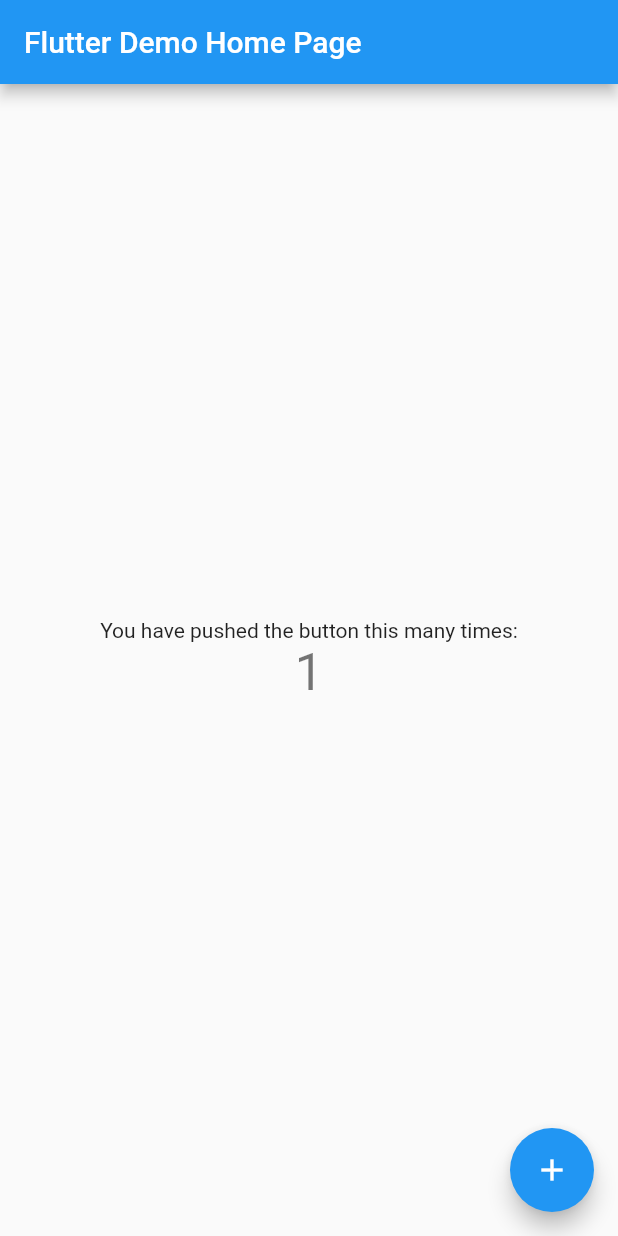
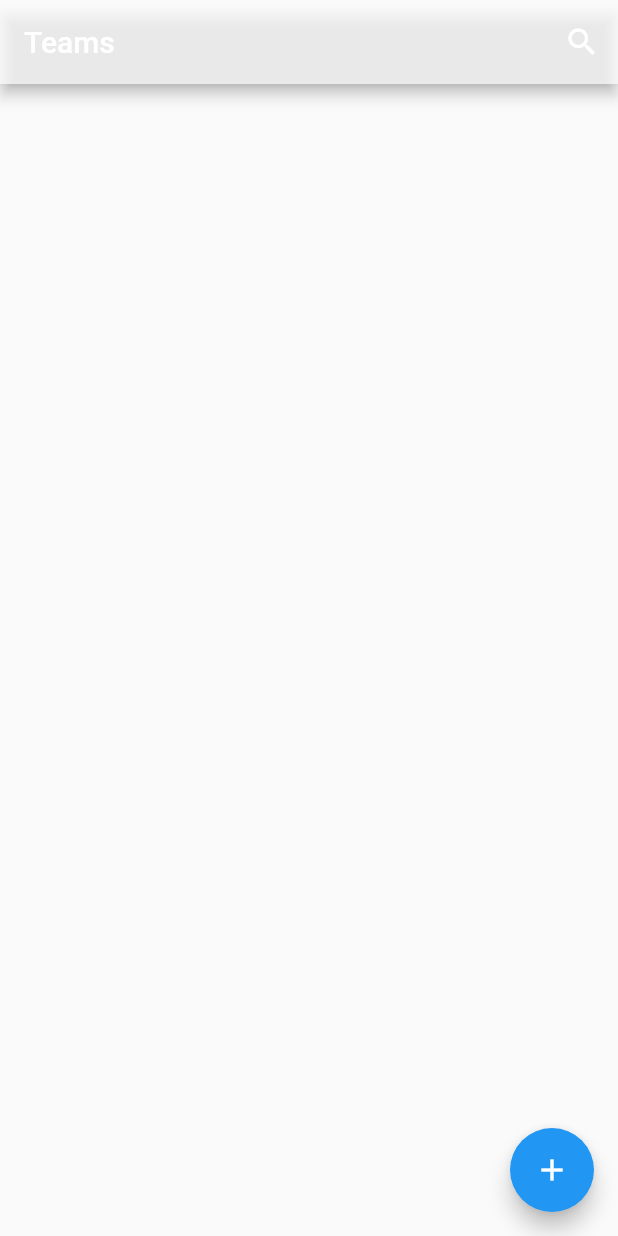
Before and after one commit to p1r2a3v4e5e6n7/teams_members, a Flutter app: the screen it shows after launch, after a tap on the "add" icon, on a phone screen of 412 x 824 dp. Run offline on Flutter 3.47's test engine with Material 2 defaults, Android fonts, the light colour scheme and no system bars.

Commit message:
remove code

```diff
--- a/lib/main.dart
+++ b/lib/main.dart
@@ -10,36 +10,17 @@
   // This widget is the root of your application.
   @override
   Widget build(BuildContext context) {
-    return MaterialApp(
+    return const MaterialApp(
+      debugShowCheckedModeBanner: false,
       title: 'Flutter Demo',
-      theme: ThemeData(
-        // This is the theme of your application.
-        //
-        // Try running your application with "flutter run". You'll see the
-        // application has a blue toolbar. Then, without quitting the app, try
-        // changing the primarySwatch below to Colors.green and then invoke
-        // "hot reload" (press "r" in the console where you ran "flutter run",
-        // or simply save your changes to "hot reload" in a Flutter IDE).
-        // Notice that the counter didn't reset back to zero; the application
-        // is not restarted.
-        primarySwatch: Colors.blue,
-      ),
-      home: const MyHomePage(title: 'Flutter Demo Home Page'),
+      // theme: ThemeData(primarySwatch: Colors.blueGrey),
+      home: MyHomePage(title: 'Teams'),
     );
   }
 }
 
 class MyHomePage extends StatefulWidget {
   const MyHomePage({super.key, required this.title});
-
-  // This widget is the home page of your application. It is stateful, meaning
-  // that it has a State object (defined below) that contains fields that affect
-  // how it looks.
-
-  // This class is the configuration for the state. It holds the values (in this
-  // case the title) provided by the parent (in this case the App widget) and
-  // used by the build method of the State. Fields in a Widget subclass are
-  // always marked "final".
 
   final String title;
 
@@ -48,65 +29,22 @@
 }
 
 class _MyHomePageState extends State<MyHomePage> {
-  int _counter = 0;
-
-  void _incrementCounter() {
-    setState(() {
-      // This call to setState tells the Flutter framework that something has
-      // changed in this State, which causes it to rerun the build method below
-      // so that the display can reflect the updated values. If we changed
-      // _counter without calling setState(), then the build method would not be
-      // called again, and so nothing would appear to happen.
-      _counter++;
-    });
-  }
-
   @override
   Widget build(BuildContext context) {
-    // This method is rerun every time setState is called, for instance as done
-    // by the _incrementCounter method above.
-    //
-    // The Flutter framework has been optimized to make rerunning build methods
-    // fast, so that you can just rebuild anything that needs updating rather
-    // than having to individually change instances of widgets.
     return Scaffold(
       appBar: AppBar(
-        // Here we take the value from the MyHomePage object that was created by
-        // the App.build method, and use it to set our appbar title.
+        backgroundColor: Colors.white70,
         title: Text(widget.title),
+        actions: [IconButton(onPressed: () {}, icon: Icon(Icons.search))],
       ),
       body: Center(
-        // Center is a layout widget. It takes a single child and positions it
-        // in the middle of the parent.
         child: Column(
-          // Column is also a layout widget. It takes a list of children and
-          // arranges them vertically. By default, it sizes itself to fit its
-          // children horizontally, and tries to be as tall as its parent.
-          //
-          // Invoke "debug painting" (press "p" in the console, choose the
-          // "Toggle Debug Paint" action from the Flutter Inspector in Android
-          // Studio, or the "Toggle Debug Paint" command in Visual Studio Code)
-          // to see the wireframe for each widget.
-          //
-          // Column has various properties to control how it sizes itself and
-          // how it positions its children. Here we use mainAxisAlignment to
-          // center the children vertically; the main axis here is the vertical
-          // axis because Columns are vertical (the cross axis would be
-          // horizontal).
           mainAxisAlignment: MainAxisAlignment.center,
-          children: <Widget>[
-            const Text(
-              'You have pushed the button this many times:',
-            ),
-            Text(
-              '$_counter',
-              style: Theme.of(context).textTheme.headline4,
-            ),
-          ],
+          children: <Widget>[],
         ),
       ),
       floatingActionButton: FloatingActionButton(
-        onPressed: _incrementCounter,
+        onPressed: () {},
         tooltip: 'Increment',
         child: const Icon(Icons.add),
       ), // This trailing comma makes auto-formatting nicer for build methods.
```
